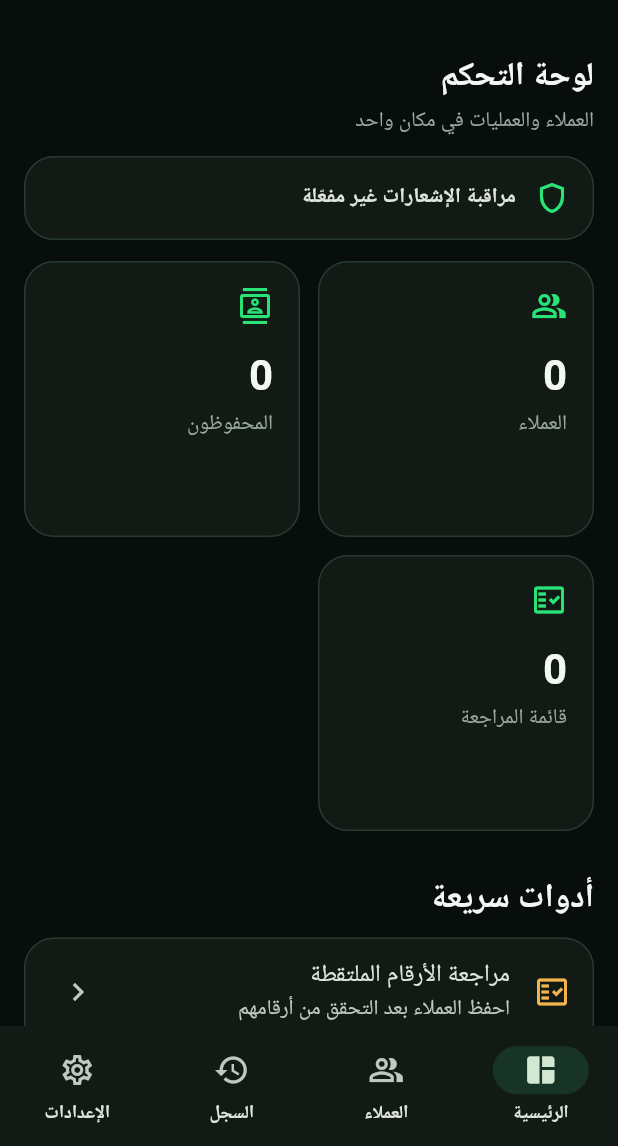
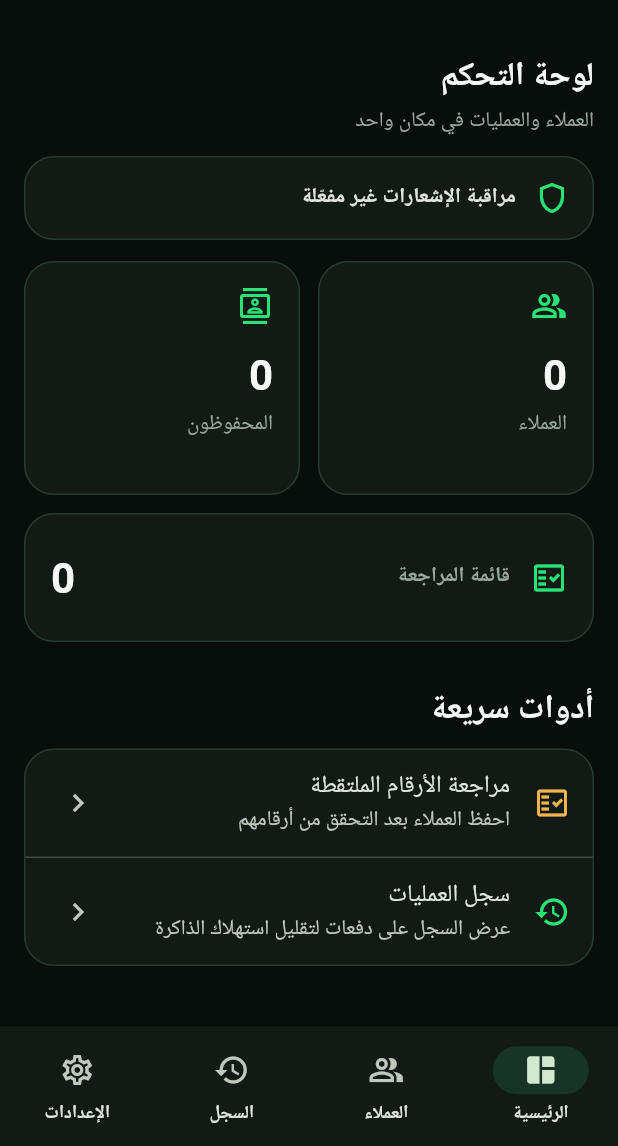
Before and after one commit to 775878805Osamaha/wa-lead-saver, a Flutter app: the screen it shows after launch, on a phone screen of 412 x 824 dp, the part 90-1236 px from its top. Run offline on Flutter 3.47's test engine with Material 3 defaults, Android fonts, the phone set to English and light mode, and no system bars.

Commit message:
flutter: remove dashboard empty grid cell on narrow Android devices

```diff
--- a/flutter_ui/lib/src/screens/dashboard_page.dart
+++ b/flutter_ui/lib/src/screens/dashboard_page.dart
@@ -88,34 +88,62 @@ class _DashboardPageState extends State<DashboardPage> {
                 ),
                 const SizedBox(height: 14),
                 LayoutBuilder(
-                  builder: (context, constraints) => GridView.count(
-                    shrinkWrap: true,
-                    physics: const NeverScrollableScrollPhysics(),
-                    crossAxisCount: constraints.maxWidth < 480 ? 2 : 3,
-                    mainAxisSpacing: 12,
-                    crossAxisSpacing: 12,
-                    childAspectRatio: 1.0,
-                    children: [
-                      WaCounterCard(
+                  builder: (context, constraints) {
+                    final total = WaCounterCard(
                       label: 'العملاء',
                       value: '${summary.total}',
                       icon: Icons.people_alt_outlined,
                       onTap: widget.onOpenLeads,
-                      ),
-                      WaCounterCard(
+                    );
+                    final saved = WaCounterCard(
                       label: 'المحفوظون',
                       value: '${summary.saved}',
                       icon: Icons.contacts_outlined,
                       onTap: widget.onOpenLeads,
-                      ),
-                      WaCounterCard(
+                    );
+                    final review = WaCounterCard(
                       label: 'قائمة المراجعة',
                       value: '${summary.review}',
                       icon: Icons.fact_check_outlined,
                       onTap: widget.onOpenReview,
+                    );
+                    if (constraints.maxWidth < 480) {
+                      return Column(
+                        children: [
+                          SizedBox(
+                            height: 156,
+                            child: Row(
+                              children: [
+                                Expanded(child: total),
+                                const SizedBox(width: 12),
+                                Expanded(child: saved),
+                              ],
+                            ),
+                          ),
+                          const SizedBox(height: 12),
+                          SizedBox(
+                            height: 86,
+                            child: WaCounterCard(
+                              label: 'قائمة المراجعة',
+                              value: '${summary.review}',
+                              icon: Icons.fact_check_outlined,
+                              onTap: widget.onOpenReview,
+                              horizontal: true,
+                            ),
                           ),
                         ],
-                  ),
+                      );
+                    }
+                    return GridView.count(
+                      shrinkWrap: true,
+                      physics: const NeverScrollableScrollPhysics(),
+                      crossAxisCount: 3,
+                      mainAxisSpacing: 12,
+                      crossAxisSpacing: 12,
+                      childAspectRatio: 1.0,
+                      children: [total, saved, review],
+                    );
+                  },
                 ),
                 const SizedBox(height: 18),
                 const WaSectionHeader(title: 'أدوات سريعة'),
```
Lines whose indentation alone changed are shown as unchanged.
